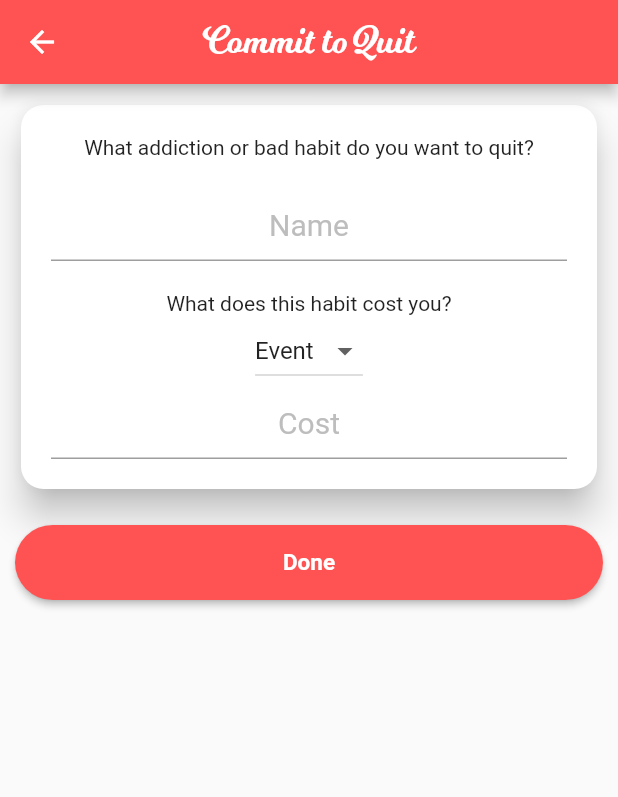
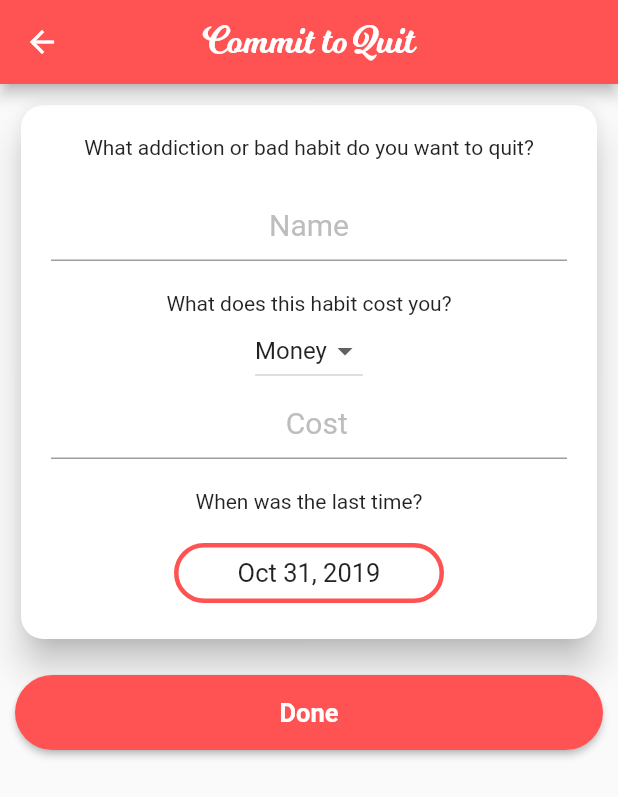
Before and after one commit to NirbhayShukla/soberity_app, a Flutter app: the screen it shows after launch, after a tap on the "add" icon, on a phone screen of 412 x 824 dp. Shown: the top 797 px of the screen. Run offline on Flutter 3.47's test engine with Material 2 defaults, Android fonts, the phone set to English and light mode, and no system bars.

Commit message:
New Habit Page Done

```diff
--- /dev/null
+++ b/soberity_app/lib/data.dart
@@ -0,0 +1,6 @@
+class Data {
+  String name;
+  double cost;
+  DateTime lastinteraction ;
+  Data({this.name, this.cost,this.lastinteraction});
+}
--- a/soberity_app/lib/home.dart
+++ b/soberity_app/lib/home.dart
@@ -1,6 +1,8 @@
 import 'package:flutter/material.dart';
+import 'dart:async';
 
 import './newhabit.dart';
+import './data.dart';
 
 class Home extends StatefulWidget {
   @override
@@ -8,20 +10,29 @@ class Home extends StatefulWidget {
 }
 
 class _HomeState extends State<Home> {
-  List<String> _habits = [];
+  List<Data> _habits = [];
 
   Widget HabitList() {
     if (_habits.length > 0)
       return Container(
         padding: EdgeInsets.all(10),
-        child:ListView(
+        child: ListView(
           children: _habits
               .map((habit) => RawMaterialButton(
-                  child: Text(habit),
-                  onPressed: (){},
+                    constraints: BoxConstraints(
+                      minWidth: double.infinity,
+                    ),
+                    shape: RoundedRectangleBorder(
+                      borderRadius: new BorderRadius.circular(15.0),
+                    ),
+                    elevation: 20,
+                    fillColor: Colors.grey,
+                    child: Text(habit.name),
+                    onPressed: () {},
                   ))
               .toList(),
-      ),);
+        ),
+      );
     else
       return Container(
         width: 0,
@@ -41,24 +52,37 @@ class _HomeState extends State<Home> {
             fontSize: 30,
           ),
         ),
+        titleSpacing: 0,
+        leading: Icon(Icons.mood),
         actions: <Widget>[
-          FlatButton(
-            child: Icon(Icons.add),
+          RawMaterialButton(
+            child: Icon(
+              Icons.add,
+              color: Colors.white,
+              size: 30,
+            ),
             onPressed: () async {
               final result = await Navigator.push(
                 context,
                 MaterialPageRoute(
                   builder: (BuildContext context) => NewHabit(),
-                  ));
+                ),
+              ) as Data;
+              if (result.name != null) {
                 _habits.add(result);
-                  setState(() {
-
-                  });
+              }
+              setState(() {});
             },
+            constraints: BoxConstraints(maxWidth: 50),
           ),
-          FlatButton(
-            child: Icon(Icons.settings),
+          RawMaterialButton(
+            child: Icon(
+              Icons.settings,
+              color: Colors.white,
+              size: 25,
+            ),
             onPressed: () {},
+            constraints: BoxConstraints(maxWidth: 50),
           )
         ],
       ),
--- a/soberity_app/lib/main.dart
+++ b/soberity_app/lib/main.dart
@@ -1,7 +1,6 @@
 import 'package:flutter/material.dart';
 
 import './home.dart';
-import './introslide.dart';
 void main() => runApp(MyApp());
 
 class MyApp extends StatefulWidget {
@@ -11,12 +10,12 @@ class MyApp extends StatefulWidget {
 
 class _MyAppState extends State<MyApp> {
 
-Widget selection(){
+/*Widget selection(){
   if(seen==true)
   return Home();
   else
   return IntroScreen();
-}
+}*/
   bool seen= true;
  @override
   Widget build(BuildContext context) {
@@ -25,6 +24,6 @@ Widget selection(){
       theme: ThemeData(
         primaryColor: Colors.redAccent
       ),
-      home: selection());
+      home: Home());
   }
 }
--- a/soberity_app/lib/newhabit.dart
+++ b/soberity_app/lib/newhabit.dart
@@ -1,4 +1,7 @@
 import 'package:flutter/material.dart';
+import 'package:intl/intl.dart';
+
+import './data.dart';
 
 class NewHabit extends StatefulWidget {
   @override
@@ -6,10 +9,10 @@ class NewHabit extends StatefulWidget {
 }
 
 class _NewHabitState extends State<NewHabit> {
-  String name;
-  String cost;
+  Data newhabit;
   String selected;
-  List<String> menuitems = ["Event", "Money", "Time"];
+  String dateformat;
+  List<String> menuitems = ["Money", "Time"];
   List<DropdownMenuItem<String>> menu = [];
   int itemselected = 0;
 
@@ -21,8 +24,8 @@ class _NewHabitState extends State<NewHabit> {
     return items;
   }
 
-Widget prefixWidget(){
-if(selected=="Money")
+  Widget prefixWidget() {
+    if (selected == "Money")
       return Text("₹");
     else
       return Container(
@@ -31,8 +34,8 @@ return Container(
       );
   }
 
-Widget suffixWidget(){
-if(selected=="Time")
+  Widget suffixWidget() {
+    if (selected == "Time")
       return Text("hours");
     else
       return Container(
@@ -45,6 +48,8 @@ return Container(
   void initState() {
     menu = getmenu();
     selected = menu[0].value;
+    newhabit = Data(name: '', cost: 0, lastinteraction: DateTime.now());
+    dateformat = DateFormat.yMMMd().format(newhabit.lastinteraction);
     super.initState();
   }
 
@@ -71,16 +76,19 @@ return Container(
                   padding: EdgeInsets.all(20),
                   child: Column(
                     children: <Widget>[
-                      Text("What addiction or bad habit do you want to quit?",textAlign: TextAlign.center,),
+                      Text(
+                        "What addiction or bad habit do you want to quit?",
+                        textAlign: TextAlign.center,
+                      ),
                       Padding(
                         padding: EdgeInsets.all(10),
                       ),
                       TextField(
                         onChanged: (String value) {
-                          name = value;
+                          newhabit.name = value;
                         },
                         onSubmitted: (String value) {
-                          name = value;
+                          newhabit.name = value;
                         },
                         style: TextStyle(
                           fontSize: 20,
@@ -93,9 +101,7 @@ return Container(
                             hintStyle: TextStyle(
                                 fontSize: 20,
                                 color: Colors.grey[400],
-                            fontWeight: FontWeight.w400
-                          )
-                        ),
+                                fontWeight: FontWeight.w400)),
                       ),
                       Padding(
                         padding: EdgeInsets.all(10),
@@ -112,10 +118,10 @@ return Container(
                       ),
                       TextField(
                         onChanged: (String value) {
-                          cost = value;
+                          newhabit.cost = double.parse(value);
                         },
                         onSubmitted: (String value) {
-                          cost = value;
+                          newhabit.cost = double.parse(value);
                         },
                         style: TextStyle(
                           fontSize: 20,
@@ -128,8 +134,7 @@ return Container(
                             hintStyle: TextStyle(
                                 fontSize: 20,
                                 color: Colors.grey[400],
-                            fontWeight: FontWeight.w400
-                          ),
+                                fontWeight: FontWeight.w400),
                             prefix: prefixWidget(),
                             prefixStyle: TextStyle(
                               color: Colors.black,
@@ -139,8 +144,60 @@ return Container(
                             suffixStyle: TextStyle(
                               color: Colors.black,
                               fontSize: 20,
-                          )
+                            )),
                       ),
+                      Padding(
+                        padding: EdgeInsets.all(10),
+                      ),
+                      Text(
+                        "When was the last time?",
+                        textAlign: TextAlign.center,
+                      ),
+                      Padding(
+                        padding: EdgeInsets.all(8),
+                      ),
+                      RawMaterialButton(
+                        constraints: BoxConstraints(
+                          minHeight: 40,
+                          minWidth: 180,
+                        ),
+                        shape: RoundedRectangleBorder(
+                            borderRadius: new BorderRadius.circular(25.0),
+                            side:
+                                BorderSide(color: Colors.redAccent, width: 3)),
+                        child: Text(
+                          dateformat,
+                          style: TextStyle(fontSize: 17),
+                        ),
+                        onPressed: () async {
+                          final selecteddate = await showDatePicker(
+                            context: context,
+                            initialDate: DateTime.now(),
+                            lastDate: DateTime.now(),
+                            firstDate: DateTime(2018),
+                          );
+                          if (selecteddate != null) {
+                            newhabit.lastinteraction = selecteddate;
+                          }
+                          final selectedtime = await showTimePicker(
+                            context: context,
+                            initialTime: TimeOfDay(
+                                hour: newhabit.lastinteraction.hour,
+                                minute: newhabit.lastinteraction.minute),
+                          );
+                          if (selectedtime != null) {
+                            newhabit.lastinteraction = DateTime(
+                                newhabit.lastinteraction.year,
+                                newhabit.lastinteraction.month,
+                                newhabit.lastinteraction.day,
+                                selectedtime.hour,
+                                selectedtime.minute,
+                                newhabit.lastinteraction.second);
+                          }
+                          dateformat = DateFormat.yMMMd()
+                              .format(newhabit.lastinteraction);
+                          setState(() {});
+                        },
                       )
                     ],
                   ),
@@ -154,11 +211,11 @@ return Container(
                   "Done",
                   style: TextStyle(
                       color: Colors.white,
-                      fontSize: 15,
+                      fontSize: 17,
                       fontWeight: FontWeight.bold),
                 ),
                 onPressed: () {
-                  Navigator.pop(context,name);
+                  Navigator.pop(context, newhabit);
                 },
                 shape: RoundedRectangleBorder(
                   borderRadius: new BorderRadius.circular(25.0),
--- a/soberity_app/pubspec.yaml
+++ b/soberity_app/pubspec.yaml
@@ -19,7 +19,7 @@ environment:
 dependencies:
   flutter:
     sdk: flutter
-  intro_slider :
+  intl :
 
   # The following adds the Cupertino Icons font to your application.
   # Use with the CupertinoIcons class for iOS style icons.
```
Also changed, not shown: soberity_app/lib/introslide.dart (deleted, +0 -371 lines), soberity_app/pubspec.lock, 6 other files. Lines whose indentation alone changed are shown as unchanged.
